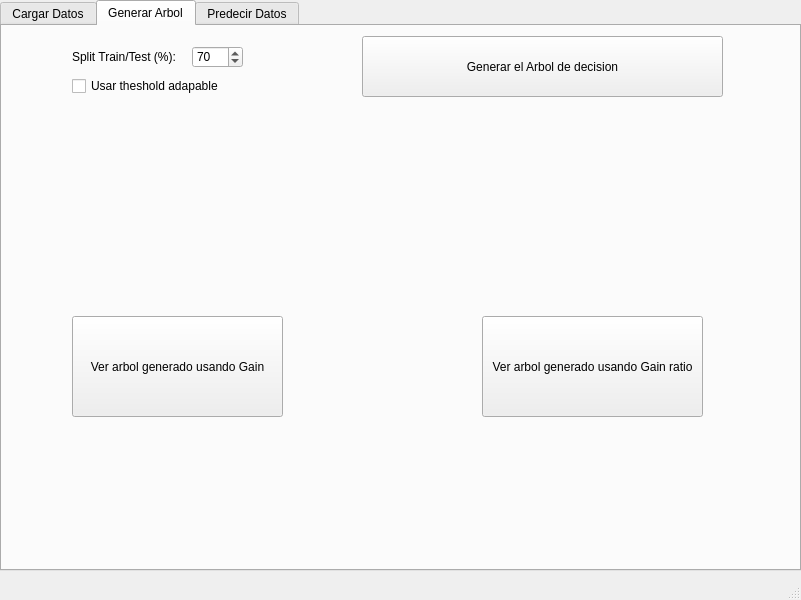
Qt form UI.ui (AlejandroFNadal/ia_decision_trees) before a commit.
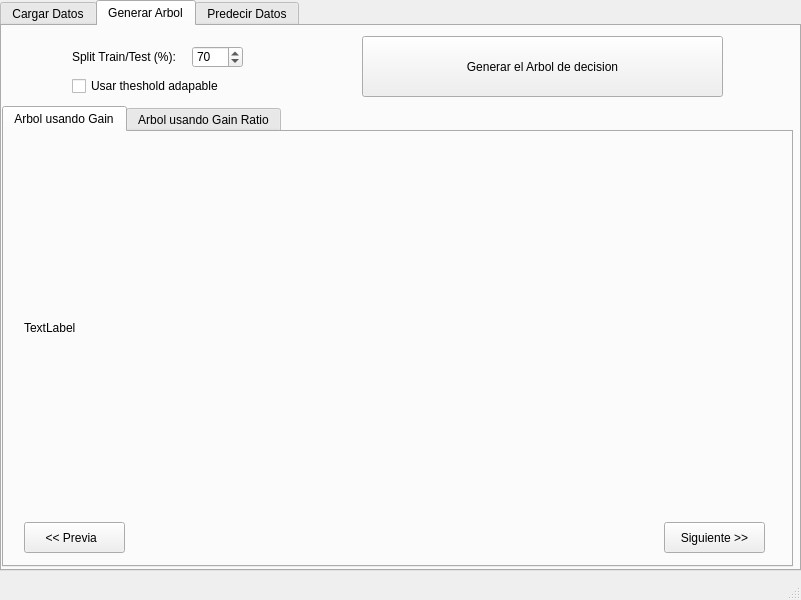
The same form after that commit.

```diff
--- a/UI.ui
+++ b/UI.ui
@@ -241,31 +241,106 @@
        <string>Usar theshold adapable</string>
       </property>
      </widget>
-     <widget class="QPushButton" name="viewTreeGainButton">
+     <widget class="QTabWidget" name="tabShowTrees">
       <property name="geometry">
        <rect>
-        <x>70</x>
-        <y>290</y>
-        <width>211</width>
-        <height>101</height>
+        <x>0</x>
+        <y>80</y>
+        <width>791</width>
+        <height>461</height>
        </rect>
       </property>
-      <property name="text">
-       <string>Ver arbol generado usando Gain</string>
+      <property name="currentIndex">
+       <number>0</number>
       </property>
-     </widget>
-     <widget class="QPushButton" name="viewTreeGainRatioButton">
-      <property name="geometry">
-       <rect>
-        <x>480</x>
-        <y>290</y>
-        <width>221</width>
-        <height>101</height>
-       </rect>
-      </property>
-      <property name="text">
-       <string>Ver arbol generado usando Gain ratio</string>
-      </property>
+      <widget class="QWidget" name="tabArbolGain">
+       <attribute name="title">
+        <string>Arbol usando Gain</string>
+       </attribute>
+       <widget class="QPushButton" name="sigImagenGain">
+        <property name="geometry">
+         <rect>
+          <x>660</x>
+          <y>390</y>
+          <width>101</width>
+          <height>31</height>
+         </rect>
+        </property>
+        <property name="text">
+         <string>Siguiente &gt;&gt;</string>
+        </property>
+       </widget>
+       <widget class="QPushButton" name="prevImagenGain">
+        <property name="geometry">
+         <rect>
+          <x>20</x>
+          <y>390</y>
+          <width>101</width>
+          <height>31</height>
+         </rect>
+        </property>
+        <property name="text">
+         <string>&lt;&lt; Previa  </string>
+        </property>
+       </widget>
+       <widget class="QLabel" name="imageGain">
+        <property name="geometry">
+         <rect>
+          <x>20</x>
+          <y>20</y>
+          <width>731</width>
+          <height>351</height>
+         </rect>
+        </property>
+        <property name="text">
+         <string>TextLabel</string>
+        </property>
+       </widget>
+      </widget>
+      <widget class="QWidget" name="tabArbolGainRatio">
+       <attribute name="title">
+        <string>Arbol usando Gain Ratio</string>
+       </attribute>
+       <widget class="QPushButton" name="sigImagenGainRatio">
+        <property name="geometry">
+         <rect>
+          <x>660</x>
+          <y>390</y>
+          <width>101</width>
+          <height>31</height>
+         </rect>
+        </property>
+        <property name="text">
+         <string>Siguiente &gt;&gt;</string>
+        </property>
+       </widget>
+       <widget class="QPushButton" name="prevImagenGainRatio">
+        <property name="geometry">
+         <rect>
+          <x>20</x>
+          <y>390</y>
+          <width>101</width>
+          <height>31</height>
+         </rect>
+        </property>
+        <property name="text">
+         <string>&lt;&lt; Previa  </string>
+        </property>
+       </widget>
+       <widget class="QLabel" name="imageGainRatio">
+        <property name="geometry">
+         <rect>
+          <x>20</x>
+          <y>30</y>
+          <width>731</width>
+          <height>341</height>
+         </rect>
+        </property>
+        <property name="text">
+         <string>TextLabel</string>
+        </property>
+       </widget>
+      </widget>
      </widget>
     </widget>
     <widget class="QWidget" name="tab2">
```
